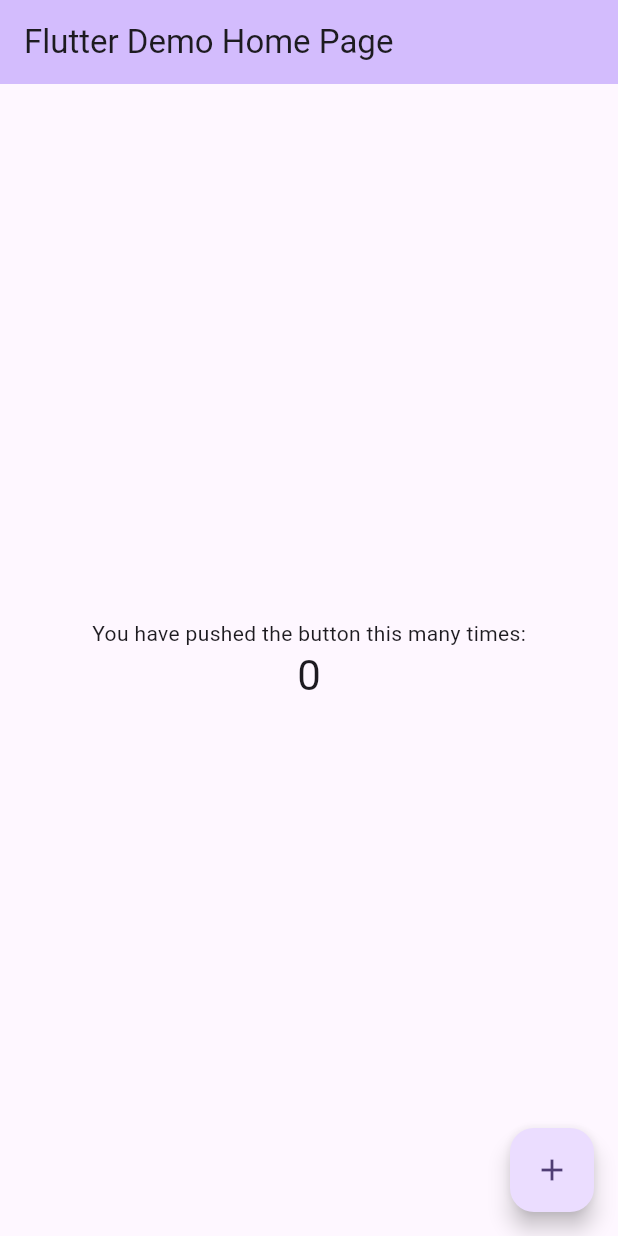
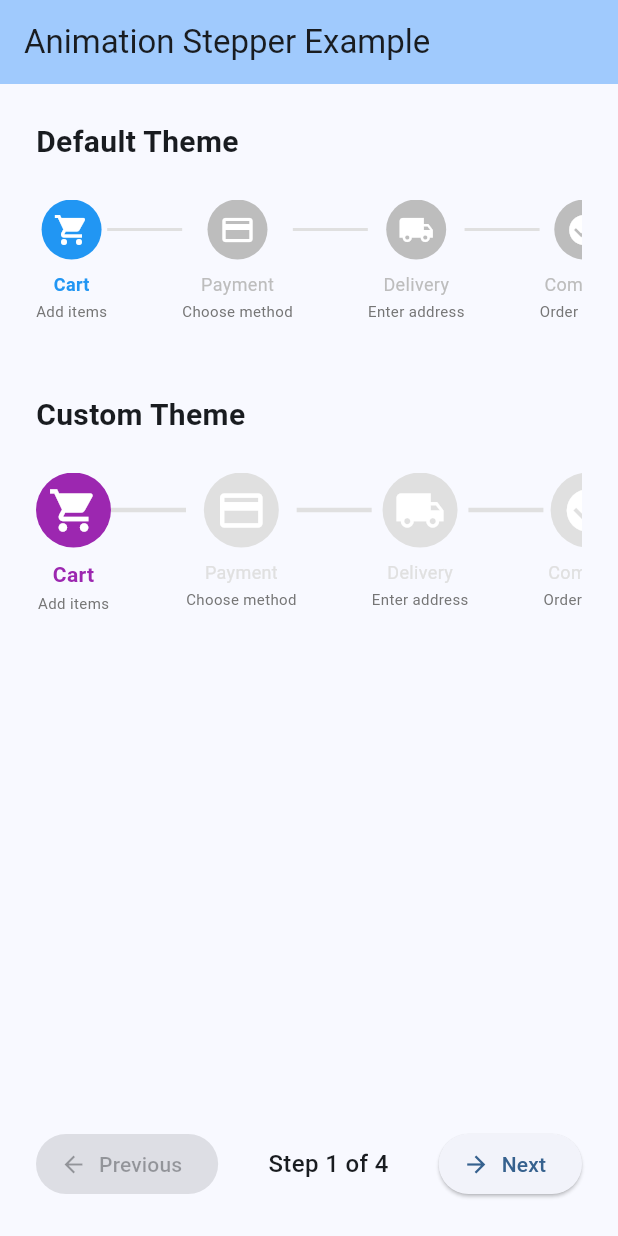
Before and after one commit to kihyun1998/flutter_animation_stepper, a Flutter app: the screen it shows after launch, on a phone screen of 412 x 824 dp. Run offline on Flutter 3.47's test engine with Material 3 defaults, Android fonts, the phone set to English and light mode, and no system bars.

Commit message:
add basic stepper

```diff
--- a/example/lib/main.dart
+++ b/example/lib/main.dart
@@ -1,4 +1,5 @@
 import 'package:flutter/material.dart';
+import 'package:flutter_animation_stepper/flutter_animation_stepper.dart';
 
 void main() {
   runApp(const MyApp());
@@ -7,116 +8,151 @@ void main() {
 class MyApp extends StatelessWidget {
   const MyApp({super.key});
 
-  // This widget is the root of your application.
   @override
   Widget build(BuildContext context) {
     return MaterialApp(
-      title: 'Flutter Demo',
+      title: 'Animation Stepper Example',
       theme: ThemeData(
-        // This is the theme of your application.
-        //
-        // TRY THIS: Try running your application with "flutter run". You'll see
-        // the application has a purple toolbar. Then, without quitting the app,
-        // try changing the seedColor in the colorScheme below to Colors.green
-        // and then invoke "hot reload" (save your changes or press the "hot
-        // reload" button in a Flutter-supported IDE, or press "r" if you used
-        // the command line to start the app).
-        //
-        // Notice that the counter didn't reset back to zero; the application
-        // state is not lost during the reload. To reset the state, use hot
-        // restart instead.
-        //
-        // This works for code too, not just values: Most code changes can be
-        // tested with just a hot reload.
-        colorScheme: ColorScheme.fromSeed(seedColor: Colors.deepPurple),
+        colorScheme: ColorScheme.fromSeed(seedColor: Colors.blue),
+        useMaterial3: true,
       ),
-      home: const MyHomePage(title: 'Flutter Demo Home Page'),
+      home: const ExamplePage(),
     );
   }
 }
 
-class MyHomePage extends StatefulWidget {
-  const MyHomePage({super.key, required this.title});
-
-  // This widget is the home page of your application. It is stateful, meaning
-  // that it has a State object (defined below) that contains fields that affect
-  // how it looks.
-
-  // This class is the configuration for the state. It holds the values (in this
-  // case the title) provided by the parent (in this case the App widget) and
-  // used by the build method of the State. Fields in a Widget subclass are
-  // always marked "final".
-
-  final String title;
+class ExamplePage extends StatefulWidget {
+  const ExamplePage({super.key});
 
   @override
-  State<MyHomePage> createState() => _MyHomePageState();
+  State<ExamplePage> createState() => _ExamplePageState();
 }
 
-class _MyHomePageState extends State<MyHomePage> {
-  int _counter = 0;
+class _ExamplePageState extends State<ExamplePage> {
+  int _currentStep = 0;
 
-  void _incrementCounter() {
-    setState(() {
-      // This call to setState tells the Flutter framework that something has
-      // changed in this State, which causes it to rerun the build method below
-      // so that the display can reflect the updated values. If we changed
-      // _counter without calling setState(), then the build method would not be
-      // called again, and so nothing would appear to happen.
-      _counter++;
-    });
+  final List<StepItem> _steps = [
+    StepItem(
+      icon: const Icon(Icons.shopping_cart),
+      title: 'Cart',
+      subtitle: 'Add items',
+    ),
+    StepItem(
+      icon: const Icon(Icons.payment),
+      title: 'Payment',
+      subtitle: 'Choose method',
+    ),
+    StepItem(
+      icon: const Icon(Icons.local_shipping),
+      title: 'Delivery',
+      subtitle: 'Enter address',
+    ),
+    StepItem(
+      icon: const Icon(Icons.check_circle),
+      title: 'Complete',
+      subtitle: 'Order placed',
+    ),
+  ];
+
+  void _nextStep() {
+    if (_currentStep < _steps.length - 1) {
+      setState(() {
+        _currentStep++;
+      });
+    }
+  }
+
+  void _previousStep() {
+    if (_currentStep > 0) {
+      setState(() {
+        _currentStep--;
+      });
+    }
   }
 
   @override
   Widget build(BuildContext context) {
-    // This method is rerun every time setState is called, for instance as done
-    // by the _incrementCounter method above.
-    //
-    // The Flutter framework has been optimized to make rerunning build methods
-    // fast, so that you can just rebuild anything that needs updating rather
-    // than having to individually change instances of widgets.
     return Scaffold(
       appBar: AppBar(
-        // TRY THIS: Try changing the color here to a specific color (to
-        // Colors.amber, perhaps?) and trigger a hot reload to see the AppBar
-        // change color while the other colors stay the same.
+        title: const Text('Animation Stepper Example'),
         backgroundColor: Theme.of(context).colorScheme.inversePrimary,
-        // Here we take the value from the MyHomePage object that was created by
-        // the App.build method, and use it to set our appbar title.
-        title: Text(widget.title),
       ),
-      body: Center(
-        // Center is a layout widget. It takes a single child and positions it
-        // in the middle of the parent.
+      body: Padding(
+        padding: const EdgeInsets.all(24.0),
         child: Column(
-          // Column is also a layout widget. It takes a list of children and
-          // arranges them vertically. By default, it sizes itself to fit its
-          // children horizontally, and tries to be as tall as its parent.
-          //
-          // Column has various properties to control how it sizes itself and
-          // how it positions its children. Here we use mainAxisAlignment to
-          // center the children vertically; the main axis here is the vertical
-          // axis because Columns are vertical (the cross axis would be
-          // horizontal).
-          //
-          // TRY THIS: Invoke "debug painting" (choose the "Toggle Debug Paint"
-          // action in the IDE, or press "p" in the console), to see the
-          // wireframe for each widget.
-          mainAxisAlignment: MainAxisAlignment.center,
-          children: <Widget>[
-            const Text('You have pushed the button this many times:'),
-            Text(
-              '$_counter',
-              style: Theme.of(context).textTheme.headlineMedium,
+          crossAxisAlignment: CrossAxisAlignment.start,
+          children: [
+            const Text(
+              'Default Theme',
+              style: TextStyle(fontSize: 20, fontWeight: FontWeight.bold),
+            ),
+            const SizedBox(height: 24),
+            AnimationStepper(
+              steps: _steps,
+              currentStep: _currentStep,
+              onStepTapped: (index) {
+                setState(() {
+                  _currentStep = index;
+                });
+              },
+            ),
+            const SizedBox(height: 48),
+            const Text(
+              'Custom Theme',
+              style: TextStyle(fontSize: 20, fontWeight: FontWeight.bold),
+            ),
+            const SizedBox(height: 24),
+            AnimationStepper(
+              steps: _steps,
+              currentStep: _currentStep,
+              theme: AnimationStepperTheme(
+                activeColor: Colors.purple,
+                completedColor: Colors.green,
+                inactiveColor: Colors.grey.shade300,
+                activeLineColor: Colors.purple,
+                lineColor: Colors.grey.shade300,
+                stepSize: 50,
+                lineThickness: 3,
+                animationDuration: const Duration(milliseconds: 500),
+                animationCurve: Curves.easeInOutCubic,
+                activeTitleStyle: const TextStyle(
+                  color: Colors.purple,
+                  fontWeight: FontWeight.bold,
+                  fontSize: 14,
+                ),
+              ),
+              onStepTapped: (index) {
+                setState(() {
+                  _currentStep = index;
+                });
+              },
+            ),
+            const Spacer(),
+            Row(
+              mainAxisAlignment: MainAxisAlignment.spaceBetween,
+              children: [
+                ElevatedButton.icon(
+                  onPressed: _currentStep > 0 ? _previousStep : null,
+                  icon: const Icon(Icons.arrow_back),
+                  label: const Text('Previous'),
+                ),
+                Text(
+                  'Step ${_currentStep + 1} of ${_steps.length}',
+                  style: const TextStyle(
+                    fontSize: 16,
+                    fontWeight: FontWeight.w500,
+                  ),
+                ),
+                ElevatedButton.icon(
+                  onPressed: _currentStep < _steps.length - 1 ? _nextStep : null,
+                  icon: const Icon(Icons.arrow_forward),
+                  label: const Text('Next'),
+                ),
+              ],
             ),
           ],
         ),
       ),
-      floatingActionButton: FloatingActionButton(
-        onPressed: _incrementCounter,
-        tooltip: 'Increment',
-        child: const Icon(Icons.add),
-      ), // This trailing comma makes auto-formatting nicer for build methods.
     );
   }
 }
--- a/lib/flutter_animation_stepper.dart
+++ b/lib/flutter_animation_stepper.dart
@@ -1,5 +1,5 @@
-/// A Calculator.
-class Calculator {
-  /// Returns [value] plus 1.
-  int addOne(int value) => value + 1;
-}
+library flutter_animation_stepper;
+
+export 'src/models/step_item.dart';
+export 'src/models/animation_stepper_theme.dart';
+export 'src/widgets/animation_stepper.dart';
--- /dev/null
+++ b/lib/src/models/animation_stepper_theme.dart
@@ -0,0 +1,108 @@
+import 'package:flutter/material.dart';
+
+/// Theme configuration for the AnimationStepper widget
+class AnimationStepperTheme {
+  // Colors
+  /// Color for the active (current) step
+  final Color activeColor;
+
+  /// Color for inactive (upcoming) steps
+  final Color inactiveColor;
+
+  /// Color for completed steps
+  final Color completedColor;
+
+  /// Color for the line between steps when inactive
+  final Color lineColor;
+
+  /// Color for the line between steps when active/completed
+  final Color activeLineColor;
+
+  // Sizes
+  /// Size of the step circle/icon container
+  final double stepSize;
+
+  /// Thickness of the connecting line between steps
+  final double lineThickness;
+
+  /// Spacing between step and text
+  final double stepTextSpacing;
+
+  /// Padding inside the step circle
+  final double stepIconPadding;
+
+  // Animation
+  /// Duration of the step transition animation
+  final Duration animationDuration;
+
+  /// Curve for the step transition animation
+  final Curve animationCurve;
+
+  // Text Styles
+  /// Text style for active step title
+  final TextStyle? activeTitleStyle;
+
+  /// Text style for inactive step title
+  final TextStyle? inactiveTitleStyle;
+
+  /// Text style for completed step title
+  final TextStyle? completedTitleStyle;
+
+  /// Text style for subtitle
+  final TextStyle? subtitleStyle;
+
+  const AnimationStepperTheme({
+    this.activeColor = const Color(0xFF2196F3),
+    this.inactiveColor = const Color(0xFFBDBDBD),
+    this.completedColor = const Color(0xFF4CAF50),
+    this.lineColor = const Color(0xFFE0E0E0),
+    this.activeLineColor = const Color(0xFF2196F3),
+    this.stepSize = 40.0,
+    this.lineThickness = 2.0,
+    this.stepTextSpacing = 8.0,
+    this.stepIconPadding = 8.0,
+    this.animationDuration = const Duration(milliseconds: 300),
+    this.animationCurve = Curves.easeInOut,
+    this.activeTitleStyle,
+    this.inactiveTitleStyle,
+    this.completedTitleStyle,
+    this.subtitleStyle,
+  });
+
+  /// Creates a copy of this theme with the given fields replaced with new values
+  AnimationStepperTheme copyWith({
+    Color? activeColor,
+    Color? inactiveColor,
+    Color? completedColor,
+    Color? lineColor,
+    Color? activeLineColor,
+    double? stepSize,
+    double? lineThickness,
+    double? stepTextSpacing,
+    double? stepIconPadding,
+    Duration? animationDuration,
+    Curve? animationCurve,
+    TextStyle? activeTitleStyle,
+    TextStyle? inactiveTitleStyle,
+    TextStyle? completedTitleStyle,
+    TextStyle? subtitleStyle,
+  }) {
+    return AnimationStepperTheme(
+      activeColor: activeColor ?? this.activeColor,
+      inactiveColor: inactiveColor ?? this.inactiveColor,
+      completedColor: completedColor ?? this.completedColor,
+      lineColor: lineColor ?? this.lineColor,
+      activeLineColor: activeLineColor ?? this.activeLineColor,
+      stepSize: stepSize ?? this.stepSize,
+      lineThickness: lineThickness ?? this.lineThickness,
+      stepTextSpacing: stepTextSpacing ?? this.stepTextSpacing,
+      stepIconPadding: stepIconPadding ?? this.stepIconPadding,
+      animationDuration: animationDuration ?? this.animationDuration,
+      animationCurve: animationCurve ?? this.animationCurve,
+      activeTitleStyle: activeTitleStyle ?? this.activeTitleStyle,
+      inactiveTitleStyle: inactiveTitleStyle ?? this.inactiveTitleStyle,
+      completedTitleStyle: completedTitleStyle ?? this.completedTitleStyle,
+      subtitleStyle: subtitleStyle ?? this.subtitleStyle,
+    );
+  }
+}
--- /dev/null
+++ b/lib/src/models/step_item.dart
@@ -0,0 +1,24 @@
+import 'package:flutter/widgets.dart';
+
+/// Represents a single step in the stepper
+class StepItem {
+  /// The widget to display as the step icon
+  /// Can be any widget including SVG, Icon, Image, or custom widgets
+  final Widget icon;
+
+  /// Optional title text displayed below the step
+  final String? title;
+
+  /// Optional subtitle text displayed below the title
+  final String? subtitle;
+
+  /// Optional data associated with this step
+  final dynamic data;
+
+  const StepItem({
+    required this.icon,
+    this.title,
+    this.subtitle,
+    this.data,
+  });
+}
--- /dev/null
+++ b/lib/src/widgets/animation_stepper.dart
@@ -0,0 +1,250 @@
+import 'package:flutter/material.dart';
+import '../models/step_item.dart';
+import '../models/animation_stepper_theme.dart';
+
+/// A horizontal stepper widget with smooth animations between steps
+class AnimationStepper extends StatefulWidget {
+  /// List of steps to display
+  final List<StepItem> steps;
+
+  /// Current active step index (0-based)
+  final int currentStep;
+
+  /// Callback when a step is tapped
+  final ValueChanged<int>? onStepTapped;
+
+  /// Theme configuration for the stepper
+  final AnimationStepperTheme theme;
+
+  /// Whether steps can be tapped to navigate
+  final bool enableStepTapping;
+
+  const AnimationStepper({
+    Key? key,
+    required this.steps,
+    required this.currentStep,
+    this.onStepTapped,
+    this.theme = const AnimationStepperTheme(),
+    this.enableStepTapping = true,
+  })  : assert(currentStep >= 0),
+        super(key: key);
+
+  @override
+  State<AnimationStepper> createState() => _AnimationStepperState();
+}
+
+class _AnimationStepperState extends State<AnimationStepper>
+    with SingleTickerProviderStateMixin {
+  late AnimationController _controller;
+  late Animation<double> _animation;
+  int _previousStep = 0;
+
+  @override
+  void initState() {
+    super.initState();
+    _previousStep = widget.currentStep;
+    _controller = AnimationController(
+      duration: widget.theme.animationDuration,
+      vsync: this,
+    );
+    _animation = CurvedAnimation(
+      parent: _controller,
+      curve: widget.theme.animationCurve,
+    );
+    _controller.forward();
+  }
+
+  @override
+  void didUpdateWidget(AnimationStepper oldWidget) {
+    super.didUpdateWidget(oldWidget);
+    if (oldWidget.currentStep != widget.currentStep) {
+      _previousStep = oldWidget.currentStep;
+      _controller.reset();
+      _controller.forward();
+    }
+    if (oldWidget.theme.animationDuration != widget.theme.animationDuration) {
+      _controller.duration = widget.theme.animationDuration;
+    }
+  }
+
+  @override
+  void dispose() {
+    _controller.dispose();
+    super.dispose();
+  }
+
+  @override
+  Widget build(BuildContext context) {
+    return LayoutBuilder(
+      builder: (context, constraints) {
+        return SingleChildScrollView(
+          scrollDirection: Axis.horizontal,
+          child: IntrinsicHeight(
+            child: Row(
+              crossAxisAlignment: CrossAxisAlignment.start,
+              children: _buildSteps(),
+            ),
+          ),
+        );
+      },
+    );
+  }
+
+  List<Widget> _buildSteps() {
+    final List<Widget> children = [];
+
+    for (int i = 0; i < widget.steps.length; i++) {
+      // Add step
+      children.add(_buildStep(i));
+
+      // Add connecting line (except after last step)
+      if (i < widget.steps.length - 1) {
+        children.add(_buildConnectingLine(i));
+      }
+    }
+
+    return children;
+  }
+
+  Widget _buildStep(int index) {
+    final step = widget.steps[index];
+    final isActive = index == widget.currentStep;
+    final isCompleted = index < widget.currentStep;
+
+    Color stepColor;
+    TextStyle? titleStyle;
+
+    if (isCompleted) {
+      stepColor = widget.theme.completedColor;
+      titleStyle = widget.theme.completedTitleStyle ??
+          TextStyle(
+            color: widget.theme.completedColor,
+            fontWeight: FontWeight.w600,
+            fontSize: 12,
+          );
+    } else if (isActive) {
+      stepColor = widget.theme.activeColor;
+      titleStyle = widget.theme.activeTitleStyle ??
+          TextStyle(
+            color: widget.theme.activeColor,
+            fontWeight: FontWeight.bold,
+            fontSize: 12,
+          );
+    } else {
+      stepColor = widget.theme.inactiveColor;
+      titleStyle = widget.theme.inactiveTitleStyle ??
+          TextStyle(
+            color: widget.theme.inactiveColor,
+            fontSize: 12,
+          );
+    }
+
+    final subtitleStyle = widget.theme.subtitleStyle ??
+        TextStyle(
+          color: Colors.grey[600],
+          fontSize: 10,
+        );
+
+    return GestureDetector(
+      onTap: widget.enableStepTapping
+          ? () => widget.onStepTapped?.call(index)
+          : null,
+      child: Column(
+        mainAxisSize: MainAxisSize.min,
+        children: [
+          AnimatedContainer(
+            duration: widget.theme.animationDuration,
+            curve: widget.theme.animationCurve,
+            width: widget.theme.stepSize,
+            height: widget.theme.stepSize,
+            decoration: BoxDecoration(
+              color: stepColor,
+              shape: BoxShape.circle,
+            ),
+            padding: EdgeInsets.all(widget.theme.stepIconPadding),
+            child: FittedBox(
+              child: IconTheme(
+                data: IconThemeData(
+                  color: Colors.white,
+                  size: widget.theme.stepSize - widget.theme.stepIconPadding * 2,
+                ),
+                child: DefaultTextStyle(
+                  style: const TextStyle(color: Colors.white),
+                  child: step.icon,
+                ),
+              ),
+            ),
+          ),
+          if (step.title != null) ...[
+            SizedBox(height: widget.theme.stepTextSpacing),
+            Text(
+              step.title!,
+              style: titleStyle,
+              textAlign: TextAlign.center,
+            ),
+          ],
+          if (step.subtitle != null) ...[
+            const SizedBox(height: 2),
+            Text(
+              step.subtitle!,
+              style: subtitleStyle,
+              textAlign: TextAlign.center,
+            ),
+          ],
+        ],
+      ),
+    );
+  }
+
+  Widget _buildConnectingLine(int index) {
+    // The line is active if the next step is completed or currently active
+    final isLineActive = index < widget.currentStep;
+    final isAnimating = (index == widget.currentStep - 1 && _previousStep < widget.currentStep) ||
+        (index == widget.currentStep && _previousStep > widget.currentStep);
+
+    return Padding(
+      padding: EdgeInsets.only(
+        top: widget.theme.stepSize / 2 - widget.theme.lineThickness / 2,
+      ),
+      child: SizedBox(
+        width: 50, // Fixed width for connecting line
+        child: AnimatedBuilder(
+          animation: _animation,
+          builder: (context, child) {
+            double progress = 1.0;
+
+            if (isAnimating) {
+              if (index == widget.currentStep - 1 && _previousStep < widget.currentStep) {
+                // Moving forward: animate the line filling up
+                progress = _animation.value;
+              } else if (index == widget.currentStep && _previousStep > widget.currentStep) {
+                // Moving backward: animate the line emptying
+                progress = 1.0 - _animation.value;
+              }
+            } else {
+              progress = isLineActive ? 1.0 : 0.0;
+            }
+
+            return Stack(
+              children: [
+                // Background line (inactive)
+                Container(
+                  height: widget.theme.lineThickness,
+                  color: widget.theme.lineColor,
+                ),
+                // Foreground line (active) - animated
+                FractionallySizedBox(
+                  widthFactor: progress,
+                  child: Container(
+                    height: widget.theme.lineThickness,
+                    color: widget.theme.activeLineColor,
+                  ),
+                ),
+              ],
+            );
+          },
+        ),
+      ),
+    );
+  }
+}
```
Also changed, not shown: 1 other file.
